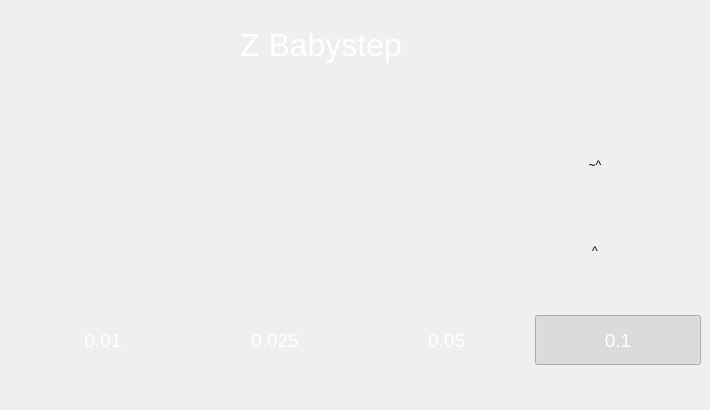
First picture: the form in BlocksScreen/lib/ui/printStackedWidget.ui, repository BlocksTechnology/BlocksScreen, before the edit.
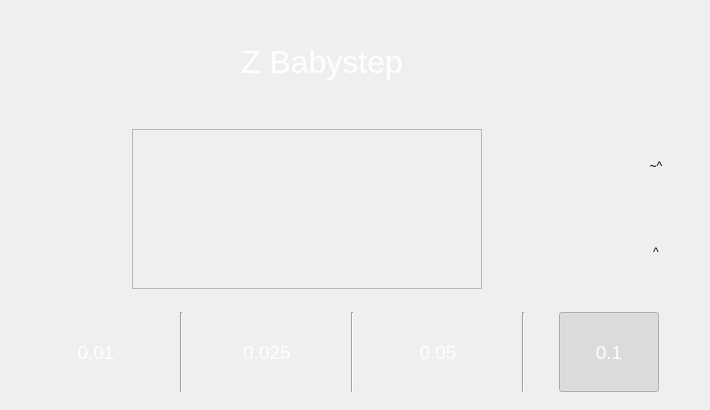
Second picture: the form after the edit. Icons and pictures are not drawn. Custom widgets are drawn as their Qt base class.

The edit to the form file:
```diff
--- a/BlocksScreen/lib/ui/printStackedWidget.ui
+++ b/BlocksScreen/lib/ui/printStackedWidget.ui
@@ -2400,418 +2400,8 @@
    <property name="styleSheet">
     <string notr="true"/>
    </property>
-   <widget class="QWidget" name="horizontalLayoutWidget">
-    <property name="geometry">
-     <rect>
-      <x>20</x>
-      <y>300</y>
-      <width>681</width>
-      <height>80</height>
-     </rect>
-    </property>
-    <layout class="QHBoxLayout" name="bbp_offset_steps_buttons">
+   <layout class="QVBoxLayout" name="verticalLayout" stretch="0,1,0">
      <item>
-      <widget class="QPushButton" name="bbp_nozzle_offset_01">
-       <property name="minimumSize">
-        <size>
-         <width>0</width>
-         <height>50</height>
-        </size>
-       </property>
-       <property name="palette">
-        <palette>
-         <active>
-          <colorrole role="WindowText">
-           <brush brushstyle="SolidPattern">
-            <color alpha="255">
-             <red>255</red>
-             <green>255</green>
-             <blue>255</blue>
-            </color>
-           </brush>
-          </colorrole>
-          <colorrole role="ButtonText">
-           <brush brushstyle="SolidPattern">
-            <color alpha="255">
-             <red>255</red>
-             <green>255</green>
-             <blue>255</blue>
-            </color>
-           </brush>
-          </colorrole>
-         </active>
-         <inactive>
-          <colorrole role="WindowText">
-           <brush brushstyle="SolidPattern">
-            <color alpha="255">
-             <red>255</red>
-             <green>255</green>
-             <blue>255</blue>
-            </color>
-           </brush>
-          </colorrole>
-          <colorrole role="ButtonText">
-           <brush brushstyle="SolidPattern">
-            <color alpha="255">
-             <red>255</red>
-             <green>255</green>
-             <blue>255</blue>
-            </color>
-           </brush>
-          </colorrole>
-         </inactive>
-         <disabled>
-          <colorrole role="WindowText">
-           <brush brushstyle="SolidPattern">
-            <color alpha="255">
-             <red>120</red>
-             <green>120</green>
-             <blue>120</blue>
-            </color>
-           </brush>
-          </colorrole>
-          <colorrole role="ButtonText">
-           <brush brushstyle="SolidPattern">
-            <color alpha="255">
-             <red>120</red>
-             <green>120</green>
-             <blue>120</blue>
-            </color>
-           </brush>
-          </colorrole>
-         </disabled>
-        </palette>
-       </property>
-       <property name="font">
-        <font>
-         <pointsize>14</pointsize>
-        </font>
-       </property>
-       <property name="text">
-        <string>0.01</string>
-       </property>
-       <property name="checkable">
-        <bool>true</bool>
-       </property>
-       <property name="flat">
-        <bool>true</bool>
-       </property>
-       <property name="button_type" stdset="0">
-        <string/>
-       </property>
-       <property name="icon_pixmap" stdset="0">
-        <pixmap/>
-       </property>
-       <attribute name="buttonGroup">
-        <string notr="true">bbp_offset_value_selector_group</string>
-       </attribute>
-      </widget>
-     </item>
-     <item>
-      <widget class="QPushButton" name="bbp_nozzle_offset_025">
-       <property name="minimumSize">
-        <size>
-         <width>0</width>
-         <height>50</height>
-        </size>
-       </property>
-       <property name="palette">
-        <palette>
-         <active>
-          <colorrole role="WindowText">
-           <brush brushstyle="SolidPattern">
-            <color alpha="255">
-             <red>255</red>
-             <green>255</green>
-             <blue>255</blue>
-            </color>
-           </brush>
-          </colorrole>
-          <colorrole role="ButtonText">
-           <brush brushstyle="SolidPattern">
-            <color alpha="255">
-             <red>255</red>
-             <green>255</green>
-             <blue>255</blue>
-            </color>
-           </brush>
-          </colorrole>
-         </active>
-         <inactive>
-          <colorrole role="WindowText">
-           <brush brushstyle="SolidPattern">
-            <color alpha="255">
-             <red>255</red>
-             <green>255</green>
-             <blue>255</blue>
-            </color>
-           </brush>
-          </colorrole>
-          <colorrole role="ButtonText">
-           <brush brushstyle="SolidPattern">
-            <color alpha="255">
-             <red>255</red>
-             <green>255</green>
-             <blue>255</blue>
-            </color>
-           </brush>
-          </colorrole>
-         </inactive>
-         <disabled>
-          <colorrole role="WindowText">
-           <brush brushstyle="SolidPattern">
-            <color alpha="255">
-             <red>120</red>
-             <green>120</green>
-             <blue>120</blue>
-            </color>
-           </brush>
-          </colorrole>
-          <colorrole role="ButtonText">
-           <brush brushstyle="SolidPattern">
-            <color alpha="255">
-             <red>120</red>
-             <green>120</green>
-             <blue>120</blue>
-            </color>
-           </brush>
-          </colorrole>
-         </disabled>
-        </palette>
-       </property>
-       <property name="font">
-        <font>
-         <pointsize>14</pointsize>
-        </font>
-       </property>
-       <property name="text">
-        <string>0.025</string>
-       </property>
-       <property name="checkable">
-        <bool>true</bool>
-       </property>
-       <property name="flat">
-        <bool>true</bool>
-       </property>
-       <property name="button_type" stdset="0">
-        <string/>
-       </property>
-       <property name="icon_pixmap" stdset="0">
-        <pixmap/>
-       </property>
-       <attribute name="buttonGroup">
-        <string notr="true">bbp_offset_value_selector_group</string>
-       </attribute>
-      </widget>
-     </item>
-     <item>
-      <widget class="QPushButton" name="bbp_nozzle_offset_05">
-       <property name="minimumSize">
-        <size>
-         <width>0</width>
-         <height>50</height>
-        </size>
-       </property>
-       <property name="palette">
-        <palette>
-         <active>
-          <colorrole role="WindowText">
-           <brush brushstyle="SolidPattern">
-            <color alpha="255">
-             <red>255</red>
-             <green>255</green>
-             <blue>255</blue>
-            </color>
-           </brush>
-          </colorrole>
-          <colorrole role="ButtonText">
-           <brush brushstyle="SolidPattern">
-            <color alpha="255">
-             <red>255</red>
-             <green>255</green>
-             <blue>255</blue>
-            </color>
-           </brush>
-          </colorrole>
-         </active>
-         <inactive>
-          <colorrole role="WindowText">
-           <brush brushstyle="SolidPattern">
-            <color alpha="255">
-             <red>255</red>
-             <green>255</green>
-             <blue>255</blue>
-            </color>
-           </brush>
-          </colorrole>
-          <colorrole role="ButtonText">
-           <brush brushstyle="SolidPattern">
-            <color alpha="255">
-             <red>255</red>
-             <green>255</green>
-             <blue>255</blue>
-            </color>
-           </brush>
-          </colorrole>
-         </inactive>
-         <disabled>
-          <colorrole role="WindowText">
-           <brush brushstyle="SolidPattern">
-            <color alpha="255">
-             <red>120</red>
-             <green>120</green>
-             <blue>120</blue>
-            </color>
-           </brush>
-          </colorrole>
-          <colorrole role="ButtonText">
-           <brush brushstyle="SolidPattern">
-            <color alpha="255">
-             <red>120</red>
-             <green>120</green>
-             <blue>120</blue>
-            </color>
-           </brush>
-          </colorrole>
-         </disabled>
-        </palette>
-       </property>
-       <property name="font">
-        <font>
-         <pointsize>14</pointsize>
-        </font>
-       </property>
-       <property name="text">
-        <string>0.05</string>
-       </property>
-       <property name="checkable">
-        <bool>true</bool>
-       </property>
-       <property name="flat">
-        <bool>true</bool>
-       </property>
-       <property name="button_type" stdset="0">
-        <string/>
-       </property>
-       <property name="icon_pixmap" stdset="0">
-        <pixmap/>
-       </property>
-       <attribute name="buttonGroup">
-        <string notr="true">bbp_offset_value_selector_group</string>
-       </attribute>
-      </widget>
-     </item>
-     <item>
-      <widget class="QPushButton" name="bbp_nozzle_offset_1">
-       <property name="minimumSize">
-        <size>
-         <width>0</width>
-         <height>50</height>
-        </size>
-       </property>
-       <property name="palette">
-        <palette>
-         <active>
-          <colorrole role="WindowText">
-           <brush brushstyle="SolidPattern">
-            <color alpha="255">
-             <red>255</red>
-             <green>255</green>
-             <blue>255</blue>
-            </color>
-           </brush>
-          </colorrole>
-          <colorrole role="ButtonText">
-           <brush brushstyle="SolidPattern">
-            <color alpha="255">
-             <red>255</red>
-             <green>255</green>
-             <blue>255</blue>
-            </color>
-           </brush>
-          </colorrole>
-         </active>
-         <inactive>
-          <colorrole role="WindowText">
-           <brush brushstyle="SolidPattern">
-            <color alpha="255">
-             <red>255</red>
-             <green>255</green>
-             <blue>255</blue>
-            </color>
-           </brush>
-          </colorrole>
-          <colorrole role="ButtonText">
-           <brush brushstyle="SolidPattern">
-            <color alpha="255">
-             <red>255</red>
-             <green>255</green>
-             <blue>255</blue>
-            </color>
-           </brush>
-          </colorrole>
-         </inactive>
-         <disabled>
-          <colorrole role="WindowText">
-           <brush brushstyle="SolidPattern">
-            <color alpha="255">
-             <red>120</red>
-             <green>120</green>
-             <blue>120</blue>
-            </color>
-           </brush>
-          </colorrole>
-          <colorrole role="ButtonText">
-           <brush brushstyle="SolidPattern">
-            <color alpha="255">
-             <red>120</red>
-             <green>120</green>
-             <blue>120</blue>
-            </color>
-           </brush>
-          </colorrole>
-         </disabled>
-        </palette>
-       </property>
-       <property name="font">
-        <font>
-         <pointsize>14</pointsize>
-        </font>
-       </property>
-       <property name="text">
-        <string>0.1</string>
-       </property>
-       <property name="checkable">
-        <bool>true</bool>
-       </property>
-       <property name="checked">
-        <bool>true</bool>
-       </property>
-       <property name="flat">
-        <bool>true</bool>
-       </property>
-       <property name="button_type" stdset="0">
-        <string/>
-       </property>
-       <property name="icon_pixmap" stdset="0">
-        <pixmap/>
-       </property>
-       <attribute name="buttonGroup">
-        <string notr="true">bbp_offset_value_selector_group</string>
-       </attribute>
-      </widget>
-     </item>
-    </layout>
-   </widget>
-   <widget class="QWidget" name="horizontalLayoutWidget_6">
-    <property name="geometry">
-     <rect>
-      <x>9</x>
-      <y>10</y>
-      <width>691</width>
-      <height>71</height>
-     </rect>
-    </property>
     <layout class="QHBoxLayout" name="bbp_header_layout" stretch="1,0">
      <item alignment="Qt::AlignHCenter|Qt::AlignVCenter">
       <widget class="QLabel" name="bbp_header_title">
@@ -2884,12 +2474,40 @@
       </widget>
      </item>
     </layout>
-   </widget>
+    </item>
+    <item>
+     <layout class="QHBoxLayout" name="horizontalLayout_2" stretch="1,0">
+      <item alignment="Qt::AlignHCenter|Qt::AlignVCenter">
+       <widget class="QFrame" name="frame_2">
+        <property name="sizePolicy">
+         <sizepolicy hsizetype="Fixed" vsizetype="Fixed">
+          <horstretch>0</horstretch>
+          <verstretch>0</verstretch>
+         </sizepolicy>
+        </property>
+        <property name="minimumSize">
+         <size>
+          <width>350</width>
+          <height>160</height>
+         </size>
+        </property>
+        <property name="maximumSize">
+         <size>
+          <width>350</width>
+          <height>160</height>
+         </size>
+        </property>
+        <property name="frameShape">
+         <enum>QFrame::StyledPanel</enum>
+        </property>
+        <property name="frameShadow">
+         <enum>QFrame::Raised</enum>
+        </property>
    <widget class="QLabel" name="bbp_babystep_graphic">
     <property name="geometry">
      <rect>
-      <x>180</x>
-      <y>110</y>
+           <x>0</x>
+           <y>30</y>
       <width>371</width>
       <height>121</height>
      </rect>
@@ -2910,15 +2528,57 @@
      <set>Qt::AlignCenter</set>
     </property>
    </widget>
-   <widget class="QWidget" name="verticalLayoutWidget_2">
+        <widget class="BlocksLabel" name="bbp_z_offset_current_value">
     <property name="geometry">
      <rect>
-      <x>550</x>
-      <y>120</y>
-      <width>91</width>
-      <height>176</height>
-     </rect>
-    </property>
+           <x>130</x>
+           <y>70</y>
+           <width>200</width>
+           <height>60</height>
+          </rect>
+         </property>
+         <property name="sizePolicy">
+          <sizepolicy hsizetype="Fixed" vsizetype="Fixed">
+           <horstretch>0</horstretch>
+           <verstretch>0</verstretch>
+          </sizepolicy>
+         </property>
+         <property name="minimumSize">
+          <size>
+           <width>150</width>
+           <height>60</height>
+          </size>
+         </property>
+         <property name="maximumSize">
+          <size>
+           <width>200</width>
+           <height>60</height>
+          </size>
+         </property>
+         <property name="font">
+          <font>
+           <pointsize>13</pointsize>
+          </font>
+         </property>
+         <property name="styleSheet">
+          <string notr="true">background: transparent; color: white;</string>
+         </property>
+         <property name="text">
+          <string/>
+         </property>
+         <property name="pixmap">
+          <pixmap resource="resources/graphic_resources.qrc">:/graphics/media/btn_icons/z_offset_adjust.svg</pixmap>
+         </property>
+         <property name="alignment">
+          <set>Qt::AlignCenter</set>
+         </property>
+         <property name="icon_pixmap" stdset="0">
+          <pixmap/>
+         </property>
+        </widget>
+       </widget>
+      </item>
+      <item>
     <layout class="QVBoxLayout" name="bbp_buttons_layout" stretch="1,1">
      <property name="leftMargin">
       <number>5</number>
@@ -2932,7 +2592,7 @@
      <property name="bottomMargin">
       <number>5</number>
      </property>
-     <item>
+        <item alignment="Qt::AlignRight">
       <widget class="BlocksCustomButton" name="bbp_away_from_bed">
        <property name="sizePolicy">
         <sizepolicy hsizetype="Fixed" vsizetype="Fixed">
@@ -2969,7 +2629,7 @@
        </attribute>
       </widget>
      </item>
-     <item>
+        <item alignment="Qt::AlignRight">
       <widget class="BlocksCustomButton" name="bbp_close_to_bed">
        <property name="sizePolicy">
         <sizepolicy hsizetype="Fixed" vsizetype="Fixed">
@@ -3007,55 +2667,462 @@
       </widget>
      </item>
     </layout>
-   </widget>
-   <widget class="BlocksLabel" name="bbp_z_offset_current_value">
-    <property name="geometry">
-     <rect>
-      <x>310</x>
-      <y>150</y>
-      <width>200</width>
-      <height>60</height>
-     </rect>
-    </property>
-    <property name="sizePolicy">
-     <sizepolicy hsizetype="Fixed" vsizetype="Fixed">
-      <horstretch>0</horstretch>
-      <verstretch>0</verstretch>
-     </sizepolicy>
-    </property>
+      </item>
+     </layout>
+    </item>
+    <item>
+     <layout class="QHBoxLayout" name="bbp_offset_steps_buttons">
+      <property name="leftMargin">
+       <number>9</number>
+      </property>
+      <property name="topMargin">
+       <number>9</number>
+      </property>
+      <property name="rightMargin">
+       <number>9</number>
+      </property>
+      <property name="bottomMargin">
+       <number>9</number>
+      </property>
+      <item>
+       <widget class="QPushButton" name="bbp_nozzle_offset_01">
     <property name="minimumSize">
      <size>
-      <width>150</width>
+          <width>60</width>
       <height>60</height>
      </size>
     </property>
     <property name="maximumSize">
      <size>
-      <width>200</width>
+          <width>100</width>
+          <height>80</height>
+         </size>
+        </property>
+        <property name="palette">
+         <palette>
+          <active>
+           <colorrole role="WindowText">
+            <brush brushstyle="SolidPattern">
+             <color alpha="255">
+              <red>255</red>
+              <green>255</green>
+              <blue>255</blue>
+             </color>
+            </brush>
+           </colorrole>
+           <colorrole role="ButtonText">
+            <brush brushstyle="SolidPattern">
+             <color alpha="255">
+              <red>255</red>
+              <green>255</green>
+              <blue>255</blue>
+             </color>
+            </brush>
+           </colorrole>
+          </active>
+          <inactive>
+           <colorrole role="WindowText">
+            <brush brushstyle="SolidPattern">
+             <color alpha="255">
+              <red>255</red>
+              <green>255</green>
+              <blue>255</blue>
+             </color>
+            </brush>
+           </colorrole>
+           <colorrole role="ButtonText">
+            <brush brushstyle="SolidPattern">
+             <color alpha="255">
+              <red>255</red>
+              <green>255</green>
+              <blue>255</blue>
+             </color>
+            </brush>
+           </colorrole>
+          </inactive>
+          <disabled>
+           <colorrole role="WindowText">
+            <brush brushstyle="SolidPattern">
+             <color alpha="255">
+              <red>120</red>
+              <green>120</green>
+              <blue>120</blue>
+             </color>
+            </brush>
+           </colorrole>
+           <colorrole role="ButtonText">
+            <brush brushstyle="SolidPattern">
+             <color alpha="255">
+              <red>120</red>
+              <green>120</green>
+              <blue>120</blue>
+             </color>
+            </brush>
+           </colorrole>
+          </disabled>
+         </palette>
+        </property>
+        <property name="font">
+         <font>
+          <pointsize>14</pointsize>
+         </font>
+        </property>
+        <property name="text">
+         <string>0.01</string>
+        </property>
+        <property name="checkable">
+         <bool>true</bool>
+        </property>
+        <property name="flat">
+         <bool>true</bool>
+        </property>
+        <property name="button_type" stdset="0">
+         <string/>
+        </property>
+        <property name="icon_pixmap" stdset="0">
+         <pixmap/>
+        </property>
+        <attribute name="buttonGroup">
+         <string notr="true">bbp_offset_value_selector_group</string>
+        </attribute>
+       </widget>
+      </item>
+      <item>
+       <widget class="Line" name="line_3">
+        <property name="orientation">
+         <enum>Qt::Vertical</enum>
+        </property>
+       </widget>
+      </item>
+      <item>
+       <widget class="QPushButton" name="bbp_nozzle_offset_025">
+        <property name="minimumSize">
+         <size>
+          <width>60</width>
       <height>60</height>
      </size>
     </property>
+        <property name="maximumSize">
+         <size>
+          <width>100</width>
+          <height>80</height>
+         </size>
+        </property>
+        <property name="palette">
+         <palette>
+          <active>
+           <colorrole role="WindowText">
+            <brush brushstyle="SolidPattern">
+             <color alpha="255">
+              <red>255</red>
+              <green>255</green>
+              <blue>255</blue>
+             </color>
+            </brush>
+           </colorrole>
+           <colorrole role="ButtonText">
+            <brush brushstyle="SolidPattern">
+             <color alpha="255">
+              <red>255</red>
+              <green>255</green>
+              <blue>255</blue>
+             </color>
+            </brush>
+           </colorrole>
+          </active>
+          <inactive>
+           <colorrole role="WindowText">
+            <brush brushstyle="SolidPattern">
+             <color alpha="255">
+              <red>255</red>
+              <green>255</green>
+              <blue>255</blue>
+             </color>
+            </brush>
+           </colorrole>
+           <colorrole role="ButtonText">
+            <brush brushstyle="SolidPattern">
+             <color alpha="255">
+              <red>255</red>
+              <green>255</green>
+              <blue>255</blue>
+             </color>
+            </brush>
+           </colorrole>
+          </inactive>
+          <disabled>
+           <colorrole role="WindowText">
+            <brush brushstyle="SolidPattern">
+             <color alpha="255">
+              <red>120</red>
+              <green>120</green>
+              <blue>120</blue>
+             </color>
+            </brush>
+           </colorrole>
+           <colorrole role="ButtonText">
+            <brush brushstyle="SolidPattern">
+             <color alpha="255">
+              <red>120</red>
+              <green>120</green>
+              <blue>120</blue>
+             </color>
+            </brush>
+           </colorrole>
+          </disabled>
+         </palette>
+        </property>
     <property name="font">
      <font>
-      <pointsize>13</pointsize>
-     </font>
-    </property>
-    <property name="styleSheet">
-     <string notr="true">background: transparent; color: white;</string>
-    </property>
+          <pointsize>14</pointsize>
+         </font>
+        </property>
+        <property name="text">
+         <string>0.025</string>
+        </property>
+        <property name="checkable">
+         <bool>true</bool>
+        </property>
+        <property name="flat">
+         <bool>true</bool>
+        </property>
+        <property name="button_type" stdset="0">
+         <string/>
+        </property>
+        <property name="icon_pixmap" stdset="0">
+         <pixmap/>
+        </property>
+        <attribute name="buttonGroup">
+         <string notr="true">bbp_offset_value_selector_group</string>
+        </attribute>
+       </widget>
+      </item>
+      <item>
+       <widget class="Line" name="line_4">
+        <property name="orientation">
+         <enum>Qt::Vertical</enum>
+        </property>
+       </widget>
+      </item>
+      <item>
+       <widget class="QPushButton" name="bbp_nozzle_offset_05">
+        <property name="minimumSize">
+         <size>
+          <width>60</width>
+          <height>60</height>
+         </size>
+        </property>
+        <property name="maximumSize">
+         <size>
+          <width>100</width>
+          <height>80</height>
+         </size>
+        </property>
+        <property name="palette">
+         <palette>
+          <active>
+           <colorrole role="WindowText">
+            <brush brushstyle="SolidPattern">
+             <color alpha="255">
+              <red>255</red>
+              <green>255</green>
+              <blue>255</blue>
+             </color>
+            </brush>
+           </colorrole>
+           <colorrole role="ButtonText">
+            <brush brushstyle="SolidPattern">
+             <color alpha="255">
+              <red>255</red>
+              <green>255</green>
+              <blue>255</blue>
+             </color>
+            </brush>
+           </colorrole>
+          </active>
+          <inactive>
+           <colorrole role="WindowText">
+            <brush brushstyle="SolidPattern">
+             <color alpha="255">
+              <red>255</red>
+              <green>255</green>
+              <blue>255</blue>
+             </color>
+            </brush>
+           </colorrole>
+           <colorrole role="ButtonText">
+            <brush brushstyle="SolidPattern">
+             <color alpha="255">
+              <red>255</red>
+              <green>255</green>
+              <blue>255</blue>
+             </color>
+            </brush>
+           </colorrole>
+          </inactive>
+          <disabled>
+           <colorrole role="WindowText">
+            <brush brushstyle="SolidPattern">
+             <color alpha="255">
+              <red>120</red>
+              <green>120</green>
+              <blue>120</blue>
+             </color>
+            </brush>
+           </colorrole>
+           <colorrole role="ButtonText">
+            <brush brushstyle="SolidPattern">
+             <color alpha="255">
+              <red>120</red>
+              <green>120</green>
+              <blue>120</blue>
+             </color>
+            </brush>
+           </colorrole>
+          </disabled>
+         </palette>
+        </property>
+        <property name="font">
+         <font>
+          <pointsize>14</pointsize>
+         </font>
+        </property>
     <property name="text">
+         <string>0.05</string>
+        </property>
+        <property name="checkable">
+         <bool>true</bool>
+        </property>
+        <property name="flat">
+         <bool>true</bool>
+        </property>
+        <property name="button_type" stdset="0">
      <string/>
     </property>
-    <property name="pixmap">
-     <pixmap resource="resources/graphic_resources.qrc">:/graphics/media/btn_icons/z_offset_adjust.svg</pixmap>
-    </property>
-    <property name="alignment">
-     <set>Qt::AlignCenter</set>
-    </property>
+        <property name="icon_pixmap" stdset="0">
+         <pixmap/>
+        </property>
+        <attribute name="buttonGroup">
+         <string notr="true">bbp_offset_value_selector_group</string>
+        </attribute>
+       </widget>
+      </item>
+      <item>
+       <widget class="Line" name="line_5">
+        <property name="orientation">
+         <enum>Qt::Vertical</enum>
+        </property>
+       </widget>
+      </item>
+      <item>
+       <widget class="QPushButton" name="bbp_nozzle_offset_1">
+        <property name="minimumSize">
+         <size>
+          <width>60</width>
+          <height>60</height>
+         </size>
+        </property>
+        <property name="maximumSize">
+         <size>
+          <width>100</width>
+          <height>80</height>
+         </size>
+        </property>
+        <property name="palette">
+         <palette>
+          <active>
+           <colorrole role="WindowText">
+            <brush brushstyle="SolidPattern">
+             <color alpha="255">
+              <red>255</red>
+              <green>255</green>
+              <blue>255</blue>
+             </color>
+            </brush>
+           </colorrole>
+           <colorrole role="ButtonText">
+            <brush brushstyle="SolidPattern">
+             <color alpha="255">
+              <red>255</red>
+              <green>255</green>
+              <blue>255</blue>
+             </color>
+            </brush>
+           </colorrole>
+          </active>
+          <inactive>
+           <colorrole role="WindowText">
+            <brush brushstyle="SolidPattern">
+             <color alpha="255">
+              <red>255</red>
+              <green>255</green>
+              <blue>255</blue>
+             </color>
+            </brush>
+           </colorrole>
+           <colorrole role="ButtonText">
+            <brush brushstyle="SolidPattern">
+             <color alpha="255">
+              <red>255</red>
+              <green>255</green>
+              <blue>255</blue>
+             </color>
+            </brush>
+           </colorrole>
+          </inactive>
+          <disabled>
+           <colorrole role="WindowText">
+            <brush brushstyle="SolidPattern">
+             <color alpha="255">
+              <red>120</red>
+              <green>120</green>
+              <blue>120</blue>
+             </color>
+            </brush>
+           </colorrole>
+           <colorrole role="ButtonText">
+            <brush brushstyle="SolidPattern">
+             <color alpha="255">
+              <red>120</red>
+              <green>120</green>
+              <blue>120</blue>
+             </color>
+            </brush>
+           </colorrole>
+          </disabled>
+         </palette>
+        </property>
+        <property name="font">
+         <font>
+          <pointsize>14</pointsize>
+         </font>
+        </property>
+        <property name="text">
+         <string>0.1</string>
+        </property>
+        <property name="checkable">
+         <bool>true</bool>
+        </property>
+        <property name="checked">
+         <bool>true</bool>
+        </property>
+        <property name="flat">
+         <bool>true</bool>
+        </property>
+        <property name="button_type" stdset="0">
+         <string/>
+        </property>
     <property name="icon_pixmap" stdset="0">
      <pixmap/>
     </property>
-   </widget>
+        <attribute name="buttonGroup">
+         <string notr="true">bbp_offset_value_selector_group</string>
+        </attribute>
+       </widget>
+      </item>
+     </layout>
+    </item>
+   </layout>
   </widget>
  </widget>
  <customwidgets>
```
Lines whose indentation alone changed are shown as unchanged.
